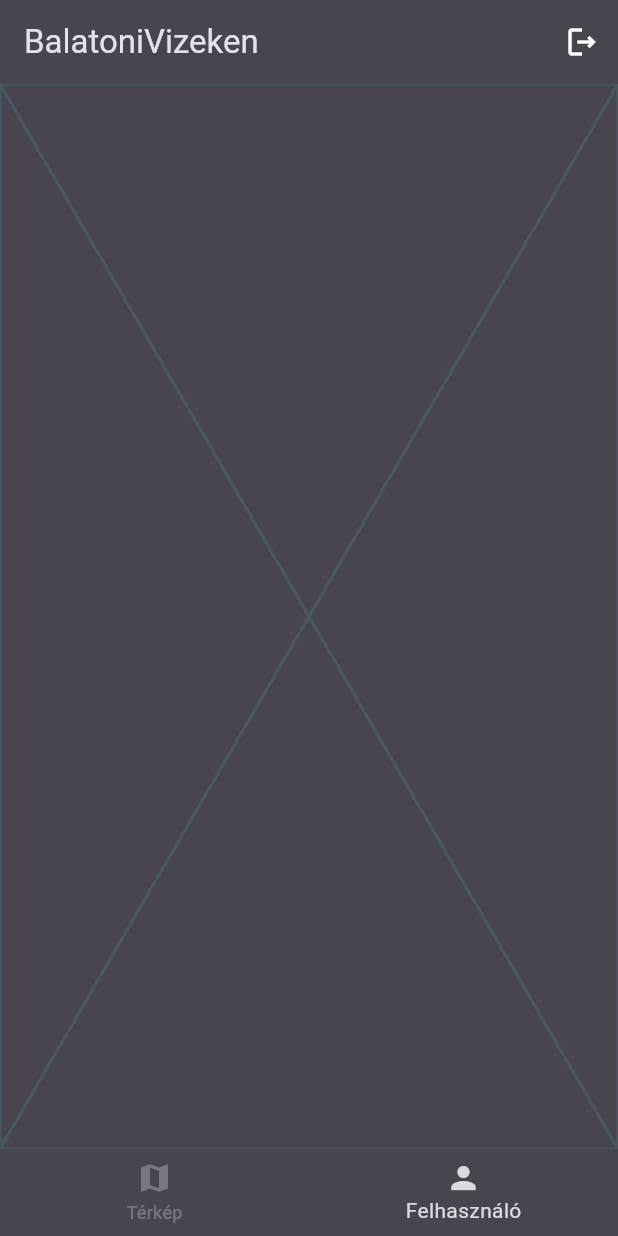
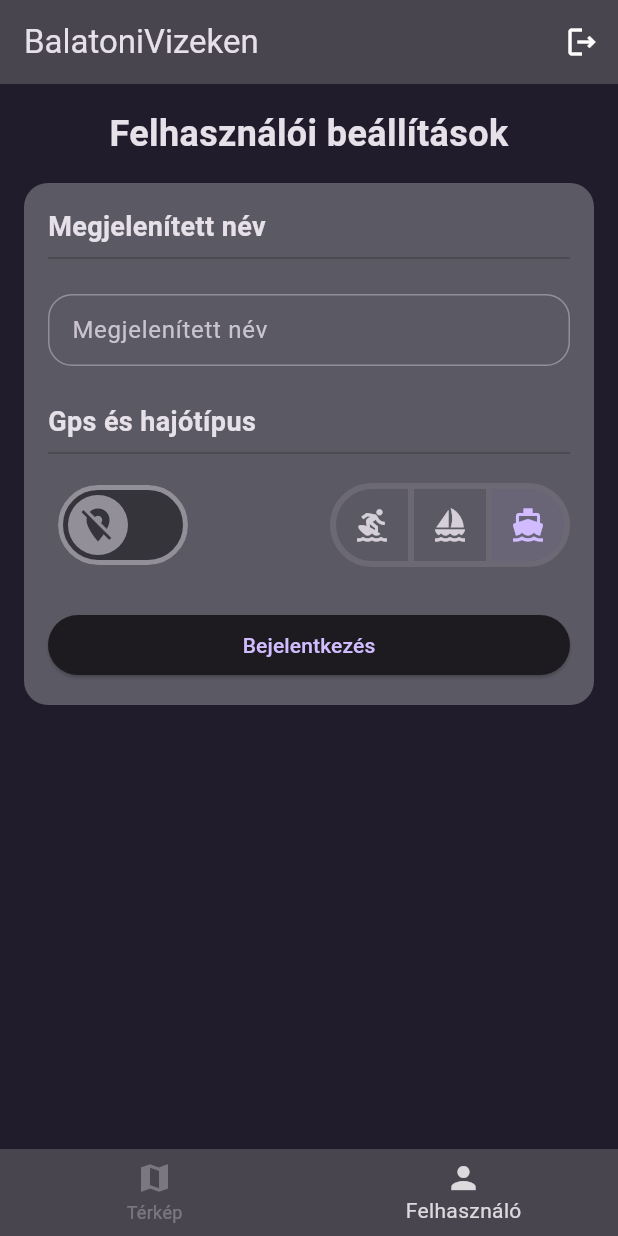
Before and after one commit to whattila/balatonivizeken_normal, a Flutter app: the DashboardScreen screen opened by its route, item 2 of the bottom bar chosen, on a phone screen of 412 x 824 dp. Run offline on Flutter 3.47's test engine with Material 2 defaults, Android fonts, the phone set to English and light mode, and no system bars; our stand-ins replace auto_route, flutter_blurhash, flutter_map, flutter_riverpod, flutter_spinkit, geolocator and 2 more; generated files the repository leaves out were written again.

Commit message:
account page done

```diff
--- a/lib/features/account/account.screen.dart
+++ b/lib/features/account/account.screen.dart
@@ -1,11 +1,144 @@
-import 'package:flutter/src/widgets/framework.dart';
-import 'package:flutter/src/widgets/placeholder.dart';
+import 'package:balatonivizeken/core/colors.dart';
+import 'package:balatonivizeken/features/gps_switch/gps_switch.widget.dart';
+import 'package:balatonivizeken/features/landing_screens/widgets/landing_screen_text_field.widget.dart';
+import 'package:flutter/material.dart';
 
-class AccountScreen extends StatelessWidget {
+class AccountScreen extends StatefulWidget {
   const AccountScreen({super.key});
 
   @override
+  State<AccountScreen> createState() => _AccountScreenState();
+}
+
+class _AccountScreenState extends State<AccountScreen> {
+  final List<bool> _selectedBoat = <bool>[false, false, true];
+  final _displayNameController = TextEditingController();
+
+  Widget _textField(
+    BuildContext context, {
+    required TextEditingController controller,
+    required String hintText,
+    required Iterable<String> autofillHints,
+    required TextInputAction textInputAction,
+    void Function(String value)? onSubmitted,
+    bool obscureText = false,
+  }) {
+    return LandingScreenTextField(
+      controller: controller,
+      hintText: hintText,
+      autofillHints: autofillHints,
+      textInputAction: textInputAction,
+      obscureText: obscureText,
+      onSubmitted: onSubmitted,
+    );
+  }
+
+  Widget _title(BuildContext context) {
+    return const Text(
+      'Felhasználói beállítások',
+      textAlign: TextAlign.center,
+      style: TextStyle(fontSize: 24, fontWeight: FontWeight.bold),
+    );
+  }
+
+  Widget _subTitle(BuildContext context, {required String subTitle}) {
+    return Text(
+      subTitle,
+      textAlign: TextAlign.left,
+      style: const TextStyle(fontSize: 18, fontWeight: FontWeight.bold),
+    );
+  }
+
+  Widget _boatTypeToggleButtons(BuildContext context) {
+    return ToggleButtons(
+      tapTargetSize: MaterialTapTargetSize.padded,
+      onPressed: (int index) {
+        setState(() {
+          // The button that is tapped is set to true, and the others to false.
+          for (int i = 0; i < _selectedBoat.length; i++) {
+            _selectedBoat[i] = i == index;
+          }
+        });
+      },
+      borderRadius: BorderRadius.circular(50),
+      borderWidth: 4,
+      isSelected: _selectedBoat,
+      children: const <Widget>[
+        Icon(Icons.surfing),
+        Icon(Icons.sailing),
+        Icon(Icons.directions_boat),
+      ],
+    );
+  }
+
+  Widget _saveButton(BuildContext context) {
+    return ElevatedButton(
+      child: const Text('Bejelentkezés'),
+      onPressed: () {
+        //TODO _save(context);
+      },
+    );
+  }
+
+  Widget _actionButtons(BuildContext context) {
+    return Row(
+      children: [
+        const GpsSwitch(),
+        const Spacer(),
+        _boatTypeToggleButtons(context),
+      ],
+    );
+  }
+
+  Widget _accountSettings(BuildContext context) {
+    return Container(
+      padding: const EdgeInsets.all(16),
+      width: double.maxFinite,
+      decoration: BoxDecoration(
+        color: BalatoniVizekenColors.lightGrey,
+        borderRadius: BorderRadius.circular(16),
+      ),
+      child: Column(
+        crossAxisAlignment: CrossAxisAlignment.stretch,
+        children: [
+          _subTitle(context, subTitle: 'Megjelenített név'),
+          const Divider(),
+          const SizedBox(height: 16),
+          _textField(
+            context,
+            controller: _displayNameController,
+            hintText: 'Megjelenített név',
+            //TODO hint text
+            autofillHints: ['Megjelenített név'],
+            textInputAction: TextInputAction.done,
+          ),
+          const SizedBox(height: 24),
+          _subTitle(context, subTitle: 'Gps és hajótípus'),
+          const Divider(),
+          _actionButtons(context),
+          const SizedBox(height: 16),
+          _saveButton(context),
+        ],
+      ),
+    );
+  }
+
+  Widget _body(BuildContext context) {
+    return Padding(
+      padding: const EdgeInsets.all(16),
+      child: Column(
+        crossAxisAlignment: CrossAxisAlignment.stretch,
+        children: [
+          _title(context),
+          const SizedBox(height: 16),
+          _accountSettings(context),
+        ],
+      ),
+    );
+  }
+
+  @override
   Widget build(BuildContext context) {
-    return const Placeholder();
+    return _body(context);
   }
 }
--- a/lib/features/dashboard/dashboard.screen.dart
+++ b/lib/features/dashboard/dashboard.screen.dart
@@ -9,7 +9,7 @@ class DashboardScreen extends StatelessWidget {
   Widget _body(BuildContext context) {
     return AutoTabsScaffold(
       routes: navbarTabs.map((tab) => tab.route).toList(),
-      backgroundColor: BalatoniVizekenColors.lightBlack,
+      backgroundColor: BalatoniVizekenColors.darkBlue,
       appBarBuilder: (context, tabsRouter) {
         return AppBar(
           actions: [
@@ -20,6 +20,7 @@ class DashboardScreen extends StatelessWidget {
                 ),
                 onPressed: () => {
                       //TODO _logout()
+                      context.router.pop()
                     }),
           ],
           //TODO change to icon later
--- /dev/null
+++ b/lib/features/gps_switch/gps_switch.widget.dart
@@ -0,0 +1,60 @@
+import 'package:balatonivizeken/features/map/providers/geolocation/geolocation.provider.dart';
+import 'package:flutter/material.dart';
+import 'package:geolocator/geolocator.dart';
+
+class GpsSwitch extends StatefulWidget {
+  const GpsSwitch({super.key});
+
+  @override
+  State<GpsSwitch> createState() => _GpsSwitchState();
+}
+
+class _GpsSwitchState extends State<GpsSwitch> {
+  bool gpsEnabled = false;
+  Position? ourPosition;
+  @override
+  void initState() {
+    if (gpsEnabled) {
+      _locate();
+    }
+    super.initState();
+  }
+
+  void _locate() async {
+    ourPosition = await determinePosition();
+  }
+
+  final MaterialStateProperty<Icon?> gpsIcon = MaterialStateProperty.resolveWith<Icon?>(
+    (Set<MaterialState> states) {
+      // Thumb icon when the switch is selected.
+      if (states.contains(MaterialState.selected)) {
+        return const Icon(Icons.share_location);
+      }
+      return const Icon(Icons.location_off);
+    },
+  );
+  @override
+  Widget build(BuildContext context) {
+    return SizedBox(
+      width: 100,
+      height: 80,
+      child: FittedBox(
+        fit: BoxFit.fill,
+        child: Switch(
+          thumbIcon: gpsIcon,
+          value: gpsEnabled,
+          onChanged: (bool value) async {
+            Position? ourPos;
+            if (value == true) {
+              ourPos = await determinePosition();
+            }
+            setState(() {
+              gpsEnabled = value;
+              ourPosition = ourPos;
+            });
+          },
+        ),
+      ),
+    );
+  }
+}
--- a/lib/features/map/map.screen.dart
+++ b/lib/features/map/map.screen.dart
@@ -13,7 +13,7 @@ class MapScreen extends StatefulWidget {
 }
 
 class _MapScreenState extends State<MapScreen> {
-  bool gpsEnabled = true;
+  bool gpsEnabled = false;
   double zoom = 10;
   Position? ourPosition;
   MapController mapController = MapController();
--- a/lib/main.dart
+++ b/lib/main.dart
@@ -37,17 +37,6 @@ class MyApp extends ConsumerWidget {
         cardColor: BalatoniVizekenColors.lightBlack,
         drawerTheme: const DrawerThemeData(backgroundColor: BalatoniVizekenColors.lightBlack),
         dialogBackgroundColor: BalatoniVizekenColors.lightBlack,
-        elevatedButtonTheme: ElevatedButtonThemeData(
-          style: ButtonStyle(
-            backgroundColor: MaterialStateProperty.resolveWith((states) {
-              if (states.contains(MaterialState.disabled)) {
-                return BalatoniVizekenColors.buttonColor;
-              }
-              return BalatoniVizekenColors.buttonColor;
-            }),
-            foregroundColor: const MaterialStatePropertyAll(Colors.white),
-          ),
-        ),
         snackBarTheme: const SnackBarThemeData(
           backgroundColor: BalatoniVizekenColors.lightBlack,
           contentTextStyle: TextStyle(color: Colors.white),
```
Also changed, not shown: lib/features/gps_switch/providers/gps/gps.provider.dart (added), lib/features/gps_switch/providers/location/location.provider.dart (added).
